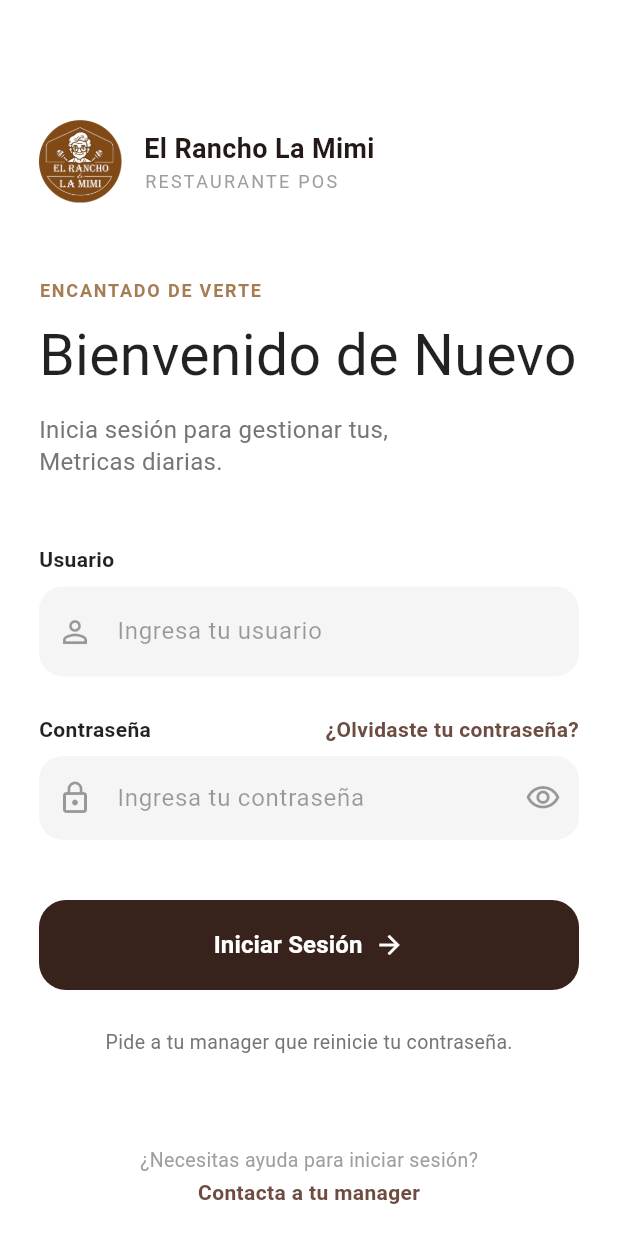
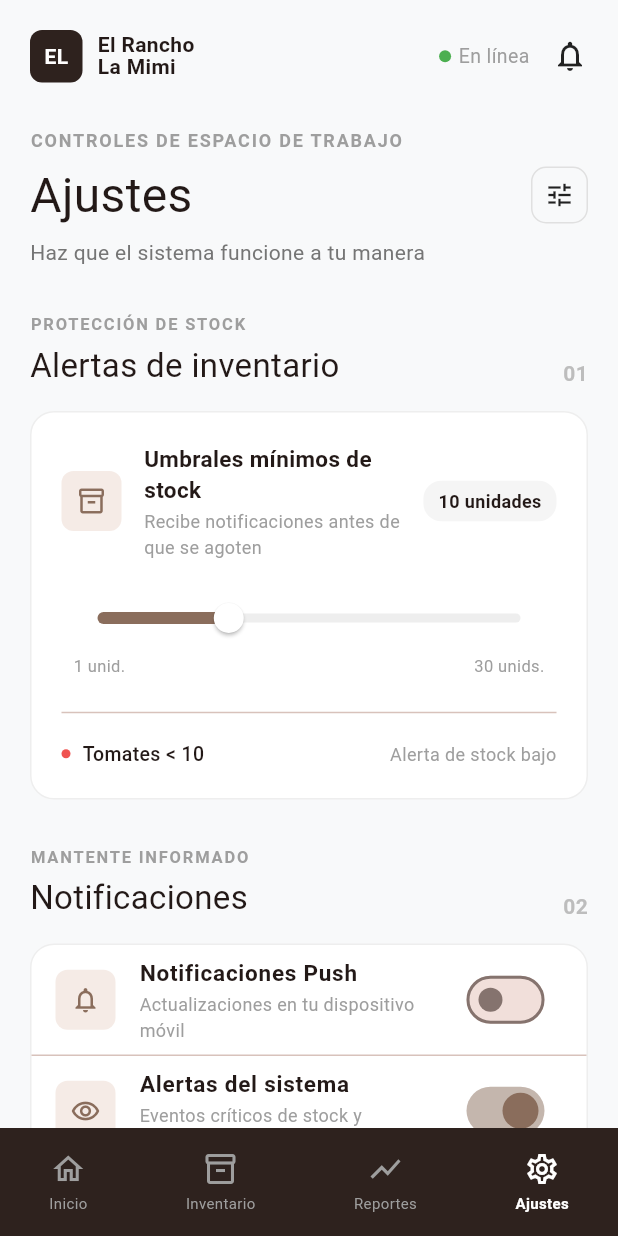
Before and after one commit to Juanexee/SistemaMovil, a Flutter app: the screen it shows after launch, on a phone screen of 412 x 824 dp. Run offline on Flutter 3.47's test engine with Material 3 defaults, Android fonts, the phone set to English and light mode, and no system bars.

Commit message:
subiendo pantalla configuracion

```diff
--- a/lib/main.dart
+++ b/lib/main.dart
@@ -1,6 +1,6 @@
 import 'package:flutter/material.dart';
 
-import 'screens/login/login_screen.dart';
+import 'screens/setting/setting_screen.dart';
 
 void main() {
   runApp(const MyApp());
@@ -20,7 +20,7 @@ class MyApp extends StatelessWidget {
         useMaterial3: true,
       ),
 
-      home: const LoginScreen(),
+      home: const SettingsScreen(),
     );
   }
 }
--- /dev/null
+++ b/lib/screens/setting/setting_screen.dart
@@ -0,0 +1,529 @@
+import 'package:flutter/material.dart';
+
+class SettingsScreen extends StatefulWidget {
+  const SettingsScreen({super.key});
+
+  @override
+  State<SettingsScreen> createState() => _SettingsScreenState();
+}
+
+class _SettingsScreenState extends State<SettingsScreen> {
+  // Variables para que los controles funcionen en la UI
+  double val_slider = 10.0;
+  bool push_noti = false;
+  bool system_alerts = true;
+
+  @override
+  Widget build(BuildContext context) {
+    return Scaffold(
+      backgroundColor: const Color(0xFFF8F9FA),
+
+      // BARRA INFERIOR CUSTOMIZADA
+      bottomNavigationBar: Container(
+        padding: const EdgeInsets.symmetric(vertical: 15),
+        color: const Color(0xFF2E221E), // Cafe oscuro
+        child: Row(
+          mainAxisAlignment: MainAxisAlignment.spaceAround,
+          children: [
+            _buildNavItem(Icons.home_outlined, 'Inicio', false),
+            _buildNavItem(Icons.inventory_2_outlined, 'Inventario', false),
+            _buildNavItem(Icons.show_chart, 'Reportes', false),
+            _buildNavItem(
+              Icons.settings_outlined,
+              'Ajustes',
+              true,
+            ), // Este esta activo ahora
+          ],
+        ),
+      ),
+
+      body: SafeArea(
+        child: SingleChildScrollView(
+          child: Padding(
+            padding: const EdgeInsets.all(20.0),
+            child: Column(
+              crossAxisAlignment: CrossAxisAlignment.start,
+              children: [
+                // TOP BAR
+                Row(
+                  children: [
+                    Container(
+                      width: 35,
+                      height: 35,
+                      decoration: BoxDecoration(
+                        color: const Color(0xFF2E221E),
+                        borderRadius: BorderRadius.circular(8),
+                      ),
+                      child: const Center(
+                        child: Text(
+                          'EL',
+                          style: TextStyle(
+                            color: Colors.white,
+                            fontWeight: FontWeight.bold,
+                          ),
+                        ),
+                      ),
+                    ),
+                    const SizedBox(width: 10),
+                    const Text(
+                      'El Rancho\nLa Mimi',
+                      style: TextStyle(
+                        fontWeight: FontWeight.bold,
+                        height: 1.1,
+                      ),
+                    ),
+                    const Spacer(),
+                    Container(
+                      width: 8,
+                      height: 8,
+                      decoration: const BoxDecoration(
+                        color: Colors.green,
+                        shape: BoxShape.circle,
+                      ),
+                    ),
+                    const SizedBox(width: 5),
+                    const Text(
+                      'En línea',
+                      style: TextStyle(color: Colors.grey, fontSize: 13),
+                    ),
+                    const SizedBox(width: 15),
+                    const Icon(Icons.notifications_none, color: Colors.black87),
+                  ],
+                ),
+
+                const SizedBox(height: 30),
+
+                // TITULOS PRINCIPALES
+                const Text(
+                  'CONTROLES DE ESPACIO DE TRABAJO',
+                  style: TextStyle(
+                    color: Colors.grey,
+                    fontSize: 12,
+                    letterSpacing: 1.2,
+                    fontWeight: FontWeight.bold,
+                  ),
+                ),
+                const SizedBox(height: 5),
+                Row(
+                  mainAxisAlignment: MainAxisAlignment.spaceBetween,
+                  children: [
+                    const Text(
+                      'Ajustes',
+                      style: TextStyle(
+                        fontSize: 32,
+                        fontWeight: FontWeight.w400,
+                      ),
+                    ),
+                    Container(
+                      padding: const EdgeInsets.all(8),
+                      decoration: BoxDecoration(
+                        border: Border.all(color: Colors.grey.shade300),
+                        borderRadius: BorderRadius.circular(10),
+                      ),
+                      child: const Icon(
+                        Icons.tune,
+                        color: Colors.black87,
+                        size: 20,
+                      ),
+                    ),
+                  ],
+                ),
+                const SizedBox(height: 5),
+                Text(
+                  'Haz que el sistema funcione a tu manera',
+                  style: TextStyle(color: Colors.grey[600], fontSize: 14),
+                ),
+
+                const SizedBox(height: 30),
+
+                // SECCION 01: INVENTARIO
+                _buildSectionHeader(
+                  'PROTECCIÓN DE STOCK',
+                  'Alertas de inventario',
+                  '01',
+                ),
+                const SizedBox(height: 15),
+                Container(
+                  padding: const EdgeInsets.all(20),
+                  decoration: BoxDecoration(
+                    color: Colors.white,
+                    borderRadius: BorderRadius.circular(16),
+                    border: Border.all(color: Colors.grey.shade200),
+                  ),
+                  child: Column(
+                    children: [
+                      Row(
+                        children: [
+                          Container(
+                            padding: const EdgeInsets.all(10),
+                            decoration: BoxDecoration(
+                              color: const Color(0xFFF5EBE6),
+                              borderRadius: BorderRadius.circular(8),
+                            ),
+                            child: const Icon(
+                              Icons.inventory_2_outlined,
+                              color: Color(0xFF8A6D5C),
+                              size: 20,
+                            ),
+                          ),
+                          const SizedBox(width: 15),
+                          Expanded(
+                            child: Column(
+                              crossAxisAlignment: CrossAxisAlignment.start,
+                              children: [
+                                const Text(
+                                  'Umbrales mínimos de stock',
+                                  style: TextStyle(
+                                    fontWeight: FontWeight.bold,
+                                    fontSize: 15,
+                                  ),
+                                ),
+                                const SizedBox(height: 2),
+                                Text(
+                                  'Recibe notificaciones antes de que se agoten',
+                                  style: TextStyle(
+                                    color: Colors.grey[500],
+                                    fontSize: 12,
+                                  ),
+                                ),
+                              ],
+                            ),
+                          ),
+                          Container(
+                            padding: const EdgeInsets.symmetric(
+                              horizontal: 10,
+                              vertical: 5,
+                            ),
+                            decoration: BoxDecoration(
+                              color: Colors.grey[100],
+                              borderRadius: BorderRadius.circular(12),
+                            ),
+                            child: Text(
+                              '${val_slider.toInt()} unidades',
+                              style: const TextStyle(
+                                fontWeight: FontWeight.bold,
+                                fontSize: 12,
+                              ),
+                            ),
+                          ),
+                        ],
+                      ),
+                      const SizedBox(height: 15),
+                      // Usé un Slider normal, es lo mas parecido nativo sin meter librerias raras
+                      SliderTheme(
+                        data: SliderThemeData(
+                          activeTrackColor: const Color(0xFF8A6D5C),
+                          inactiveTrackColor: Colors.grey[200],
+                          thumbColor: Colors.white,
+                          trackHeight: 6.0,
+                        ),
+                        child: Slider(
+                          value: val_slider,
+                          min: 1,
+                          max: 30,
+                          onChanged: (value) {
+                            setState(() {
+                              val_slider = value;
+                            });
+                          },
+                        ),
+                      ),
+                      Padding(
+                        padding: const EdgeInsets.symmetric(horizontal: 8.0),
+                        child: Row(
+                          mainAxisAlignment: MainAxisAlignment.spaceBetween,
+                          children: [
+                            Text(
+                              '1 unid.',
+                              style: TextStyle(
+                                color: Colors.grey[500],
+                                fontSize: 11,
+                              ),
+                            ),
+                            Text(
+                              '30 unids.',
+                              style: TextStyle(
+                                color: Colors.grey[500],
+                                fontSize: 11,
+                              ),
+                            ),
+                          ],
+                        ),
+                      ),
+                      const SizedBox(height: 15),
+                      const Divider(),
+                      const SizedBox(height: 10),
+                      Row(
+                        mainAxisAlignment: MainAxisAlignment.spaceBetween,
+                        children: [
+                          Row(
+                            children: [
+                              Container(
+                                width: 6,
+                                height: 6,
+                                decoration: BoxDecoration(
+                                  color: Colors.red[400],
+                                  shape: BoxShape.circle,
+                                ),
+                              ),
+                              const SizedBox(width: 8),
+                              const Text(
+                                'Tomates < 10',
+                                style: TextStyle(
+                                  fontSize: 13,
+                                  fontWeight: FontWeight.w500,
+                                ),
+                              ),
+                            ],
+                          ),
+                          Text(
+                            'Alerta de stock bajo',
+                            style: TextStyle(
+                              color: Colors.grey[500],
+                              fontSize: 12,
+                            ),
+                          ),
+                        ],
+                      ),
+                    ],
+                  ),
+                ),
+
+                const SizedBox(height: 30),
+
+                // SECCION 02: NOTIFICACIONES
+                _buildSectionHeader(
+                  'MANTENTE INFORMADO',
+                  'Notificaciones',
+                  '02',
+                ),
+                const SizedBox(height: 15),
+                Container(
+                  decoration: BoxDecoration(
+                    color: Colors.white,
+                    borderRadius: BorderRadius.circular(16),
+                    border: Border.all(color: Colors.grey.shade200),
+                  ),
+                  // Envolvemos el Column en un Material transparente para arreglar el error del splash
+                  child: Material(
+                    color: Colors.transparent,
+                    child: Column(
+                      children: [
+                        SwitchListTile(
+                          value: push_noti,
+                          activeColor: const Color(0xFF8A6D5C),
+                          title: const Text(
+                            'Notificaciones Push',
+                            style: TextStyle(
+                              fontWeight: FontWeight.bold,
+                              fontSize: 15,
+                            ),
+                          ),
+                          subtitle: Text(
+                            'Actualizaciones en tu dispositivo móvil',
+                            style: TextStyle(
+                              color: Colors.grey[500],
+                              fontSize: 12,
+                            ),
+                          ),
+                          secondary: Container(
+                            padding: const EdgeInsets.all(10),
+                            decoration: BoxDecoration(
+                              color: const Color(0xFFF5EBE6),
+                              borderRadius: BorderRadius.circular(8),
+                            ),
+                            child: const Icon(
+                              Icons.notifications_none,
+                              color: Color(0xFF8A6D5C),
+                              size: 20,
+                            ),
+                          ),
+                          onChanged: (bool value) {
+                            setState(() {
+                              push_noti = value;
+                            });
+                          },
+                        ),
+                        const Divider(height: 1),
+                        SwitchListTile(
+                          value: system_alerts,
+                          activeColor: const Color(0xFF8A6D5C),
+                          title: const Text(
+                            'Alertas del sistema',
+                            style: TextStyle(
+                              fontWeight: FontWeight.bold,
+                              fontSize: 15,
+                            ),
+                          ),
+                          subtitle: Text(
+                            'Eventos críticos de stock y auditoría',
+                            style: TextStyle(
+                              color: Colors.grey[500],
+                              fontSize: 12,
+                            ),
+                          ),
+                          secondary: Container(
+                            padding: const EdgeInsets.all(10),
+                            decoration: BoxDecoration(
+                              color: const Color(0xFFF5EBE6),
+                              borderRadius: BorderRadius.circular(8),
+                            ),
+                            child: const Icon(
+                              Icons.remove_red_eye_outlined,
+                              color: Color(0xFF8A6D5C),
+                              size: 20,
+                            ),
+                          ),
+                          onChanged: (bool value) {
+                            setState(() {
+                              system_alerts = value;
+                            });
+                          },
+                        ),
+                      ],
+                    ),
+                  ),
+                ),
+                const SizedBox(height: 30),
+
+                // SECCION 03: PREFERENCIAS
+                _buildSectionHeader(
+                  'PREFERENCIAS REGIONALES',
+                  'Parámetros generales',
+                  '03',
+                ),
+                const SizedBox(height: 15),
+                const Text(
+                  'Moneda predeterminada',
+                  style: TextStyle(fontSize: 13, color: Colors.black87),
+                ),
+                const SizedBox(height: 8),
+                Container(
+                  padding: const EdgeInsets.symmetric(
+                    horizontal: 15,
+                    vertical: 15,
+                  ),
+                  decoration: BoxDecoration(
+                    color: Colors.white,
+                    border: Border.all(color: Colors.grey.shade300),
+                    borderRadius: BorderRadius.circular(12),
+                  ),
+                  child: Row(
+                    mainAxisAlignment: MainAxisAlignment.spaceBetween,
+                    children: [
+                      const Text(
+                        'NIO - Córdoba Nicaragüense',
+                        style: TextStyle(fontSize: 15),
+                      ),
+                      Icon(Icons.keyboard_arrow_down, color: Colors.grey[600]),
+                    ],
+                  ),
+                ),
+                const SizedBox(height: 8),
+                Text(
+                  'Usado para ventas, facturas y reportes.',
+                  style: TextStyle(color: Colors.grey[500], fontSize: 12),
+                ),
+
+                const SizedBox(height: 40),
+
+                // BOTON GUARDAR (Lo puse al final del scroll para que sea mas facil de maquetar)
+                SizedBox(
+                  width: double.infinity,
+                  height: 50,
+                  child: ElevatedButton(
+                    style: ElevatedButton.styleFrom(
+                      backgroundColor: const Color(0xFF2E221E),
+                      shape: RoundedRectangleBorder(
+                        borderRadius: BorderRadius.circular(12),
+                      ),
+                    ),
+                    onPressed: () {
+                      // print("Guardando...");
+                    },
+                    child: Row(
+                      mainAxisAlignment: MainAxisAlignment.center,
+                      children: const [
+                        Icon(
+                          Icons.save_outlined,
+                          color: Colors.white,
+                          size: 20,
+                        ),
+                        SizedBox(width: 8),
+                        Text(
+                          'Guardar preferencias',
+                          style: TextStyle(
+                            color: Colors.white,
+                            fontSize: 15,
+                            fontWeight: FontWeight.bold,
+                          ),
+                        ),
+                      ],
+                    ),
+                  ),
+                ),
+
+                const SizedBox(height: 20),
+              ],
+            ),
+          ),
+        ),
+      ),
+    );
+  }
+
+  // Metodo para los subtitulos de cada bloque
+  Widget _buildSectionHeader(String overline, String title, String number) {
+    return Row(
+      mainAxisAlignment: MainAxisAlignment.spaceBetween,
+      crossAxisAlignment: CrossAxisAlignment.end,
+      children: [
+        Column(
+          crossAxisAlignment: CrossAxisAlignment.start,
+          children: [
+            Text(
+              overline,
+              style: const TextStyle(
+                color: Colors.grey,
+                fontSize: 11,
+                letterSpacing: 1.2,
+                fontWeight: FontWeight.bold,
+              ),
+            ),
+            const SizedBox(height: 4),
+            Text(
+              title,
+              style: const TextStyle(fontSize: 22, fontWeight: FontWeight.w400),
+            ),
+          ],
+        ),
+        Text(
+          number,
+          style: TextStyle(
+            color: Colors.grey[400],
+            fontSize: 14,
+            fontWeight: FontWeight.bold,
+          ),
+        ),
+      ],
+    );
+  }
+
+  Widget _buildNavItem(IconData icon, String label, bool isActive) {
+    return Column(
+      mainAxisSize: MainAxisSize.min,
+      children: [
+        Icon(icon, color: isActive ? Colors.white : Colors.grey[500], size: 24),
+        const SizedBox(height: 4),
+        Text(
+          label,
+          style: TextStyle(
+            color: isActive ? Colors.white : Colors.grey[500],
+            fontSize: 10,
+            fontWeight: isActive ? FontWeight.bold : FontWeight.normal,
+          ),
+        ),
+      ],
+    );
+  }
+}
```
